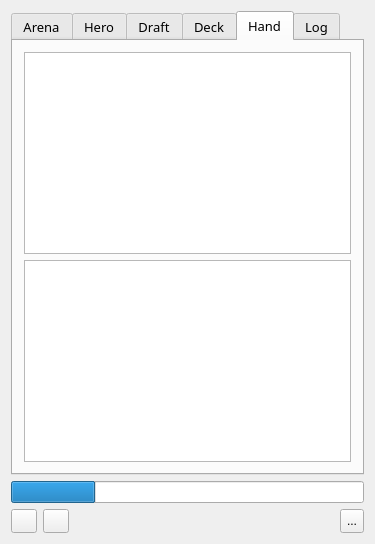
The window that mainwindow.ui (supertriodo/Arena-Tracker) describes before a commit, drawn with Qt 5.
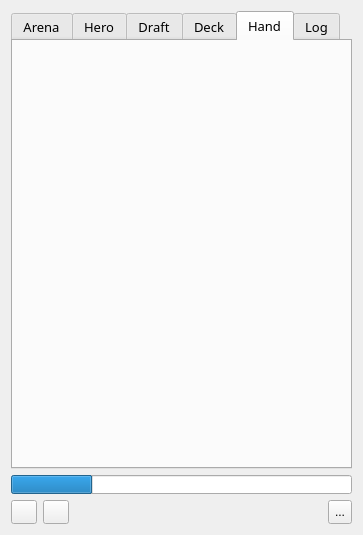
The same window after the commit. The open tabs and pages were chosen to show the change. Icons and pictures are not drawn.

Commit message: Create MoveTreeWidget. Change drawListWidget, secretsTreeWidget and arenaTreeWidget to MoveWidgets. Fix minimum width after drafting. Change vertical split.

The edit to the form file:
```diff
--- a/mainwindow.ui
+++ b/mainwindow.ui
@@ -6,8 +6,8 @@
    <rect>
     <x>0</x>
     <y>0</y>
-    <width>375</width>
-    <height>544</height>
+    <width>363</width>
+    <height>535</height>
    </rect>
   </property>
   <property name="windowTitle">
@@ -872,69 +872,7 @@
          <attribute name="title">
           <string>Hand</string>
          </attribute>
-         <layout class="QVBoxLayout" name="tabEnemyLayout">
-          <item>
-           <widget class="QTreeWidget" name="secretsTreeWidget">
-            <property name="enabled">
-             <bool>true</bool>
-            </property>
-            <property name="sizePolicy">
-             <sizepolicy hsizetype="Expanding" vsizetype="Preferred">
-              <horstretch>0</horstretch>
-              <verstretch>0</verstretch>
-             </sizepolicy>
-            </property>
-            <property name="minimumSize">
-             <size>
-              <width>0</width>
-              <height>0</height>
-             </size>
-            </property>
-            <property name="horizontalScrollBarPolicy">
-             <enum>Qt::ScrollBarAlwaysOff</enum>
-            </property>
-            <property name="selectionMode">
-             <enum>QAbstractItemView::NoSelection</enum>
-            </property>
-            <property name="indentation">
-             <number>5</number>
-            </property>
-            <property name="itemsExpandable">
-             <bool>false</bool>
-            </property>
-            <property name="headerHidden">
-             <bool>true</bool>
-            </property>
-            <property name="expandsOnDoubleClick">
-             <bool>false</bool>
-            </property>
-            <column>
-             <property name="text">
-              <string notr="true">1</string>
-             </property>
-            </column>
-           </widget>
-          </item>
-          <item>
-           <widget class="QListWidget" name="drawListWidget">
-            <property name="sizePolicy">
-             <sizepolicy hsizetype="Expanding" vsizetype="Preferred">
-              <horstretch>0</horstretch>
-              <verstretch>0</verstretch>
-             </sizepolicy>
-            </property>
-            <property name="verticalScrollBarPolicy">
-             <enum>Qt::ScrollBarAlwaysOff</enum>
-            </property>
-            <property name="horizontalScrollBarPolicy">
-             <enum>Qt::ScrollBarAlwaysOff</enum>
-            </property>
-            <property name="selectionMode">
-             <enum>QAbstractItemView::NoSelection</enum>
-            </property>
-           </widget>
-          </item>
-         </layout>
+         <layout class="QVBoxLayout" name="tabEnemyLayout"/>
         </widget>
         <widget class="QWidget" name="tabLog">
          <attribute name="title">
```
Left out of the diff: 47 changed lines with no effect on the pictures. The commit also changes 13 other files.
